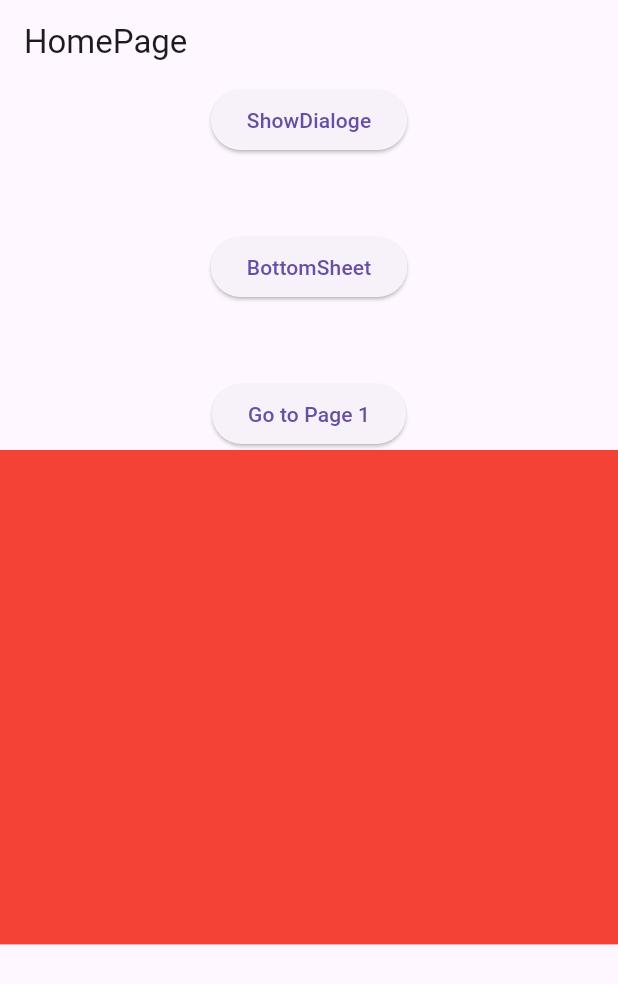
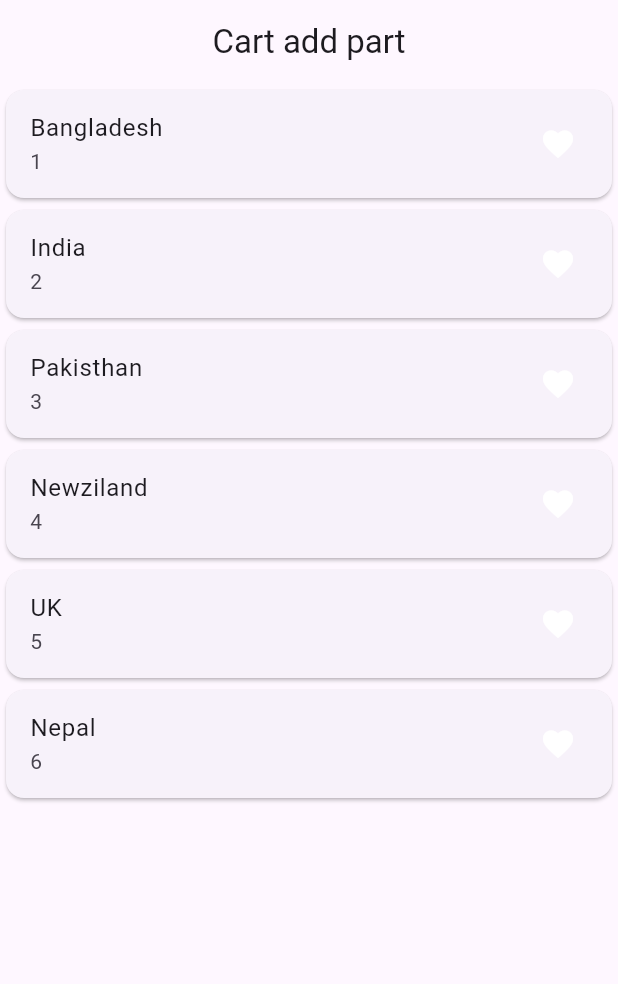
Before and after one commit to araful39/Getx, a Flutter app: the screen it shows after launch, on a phone screen of 412 x 824 dp. Shown: the top 984 px of the screen. Run offline on Flutter 3.47's test engine with Material 3 defaults, Android fonts, the phone set to English and light mode, and no system bars; our stand-ins replace fluttertoast, get.

Commit message:
add favourite in getx , container opacity change slider in getx

```diff
--- a/lib/main.dart
+++ b/lib/main.dart
@@ -1,6 +1,9 @@
 import 'package:flutter/cupertino.dart';
 import 'package:flutter/material.dart';
 import 'package:get/get_navigation/src/root/get_material_app.dart';
+import 'package:getx/part-03/view/home_page.dart';
+import 'package:getx/part-04/view/home_page.dart';
+import 'package:getx/part-05/view/home_page.dart';
 import 'package:getx/part_02/ress/routes/routes.dart';
 import 'package:getx/part_02/view/home_page.dart';
 import 'package:getx/part_02/view/splash_screen.dart';
@@ -16,7 +19,7 @@ class MyApp extends StatelessWidget {
   @override
   Widget build(BuildContext context) {
     return GetMaterialApp(
-      home: HomePage01(),
+      home: HomePage05(),
       theme: ThemeData(
         primarySwatch: Colors.blue,
       ),
--- /dev/null
+++ b/lib/part-05/controller/favourite_controller.dart
@@ -0,0 +1,14 @@
+import 'package:get/get.dart';
+
+class FavouriteController extends GetxController{
+
+ RxList<String> countryName=['Bangladesh','India','Pakisthan','Newziland','UK','Nepal'].obs;
+ RxList <dynamic> tempList=[].obs;
+
+  addToTemplist(String value){
+    tempList.add(value);
+  }
+  removeFromTemlist(String value){
+   tempList.remove(value);
+  }
+}
--- /dev/null
+++ b/lib/part-05/view/home_page.dart
@@ -0,0 +1,51 @@
+import 'package:flutter/material.dart';
+import 'package:get/get.dart';
+import 'package:getx/part-05/controller/favourite_controller.dart';
+
+class HomePage05 extends StatefulWidget {
+  const HomePage05({super.key});
+
+  @override
+  State<HomePage05> createState() => _HomePage05State();
+}
+
+class _HomePage05State extends State<HomePage05> {
+  // List<String> countryName=['Bangladesh','India','Pakisthan','Newziland','UK','Nepal'];
+  // List <String> tempList=[];
+  FavouriteController _favouriteController = Get.put(FavouriteController());
+  @override
+  Widget build(BuildContext context) {
+    print("Print");
+    return Scaffold(
+      appBar: AppBar(
+        title: Text("Cart add part"),
+        centerTitle: true,
+      ),
+      body: ListView.builder(
+          itemCount: _favouriteController.countryName.length,
+          itemBuilder: (context, index) {
+            return Card(
+              child: ListTile(
+                onTap: () {
+                  if (_favouriteController.tempList.contains(
+                      _favouriteController.countryName[index].toString())) {
+                    _favouriteController.removeFromTemlist(
+                        _favouriteController.countryName[index].toString());
+                  } else {
+                    _favouriteController.addToTemplist(
+                        _favouriteController.countryName[index].toString());
+                  }
+                },
+                title: Text(_favouriteController.countryName[index]),
+                subtitle: Text("${index + 1}"),
+                trailing: Obx(()=>Icon(Icons.favorite,
+                    color: _favouriteController.tempList.contains(
+                        _favouriteController.countryName[index].toString())
+                        ? Colors.pink
+                        : Colors.white),)
+              ),
+            );
+          }),
+    );
+  }
+}
```
Also changed, not shown: lib/part-03/controllar/controllar.dart (added, +13 -0 lines), lib/part-03/view/home_page.dart (added, +36 -0 lines), lib/part-04/controller/controller.dart (added, +8 -0 lines), lib/part-04/view/home_page.dart (added, +60 -0 lines).
